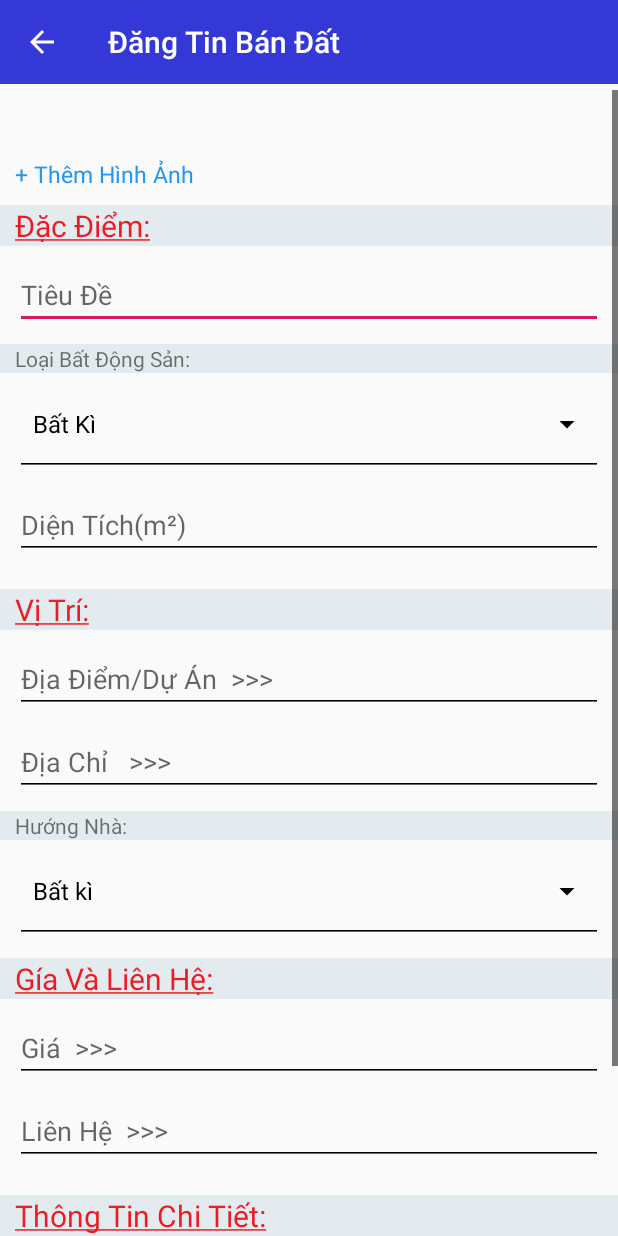
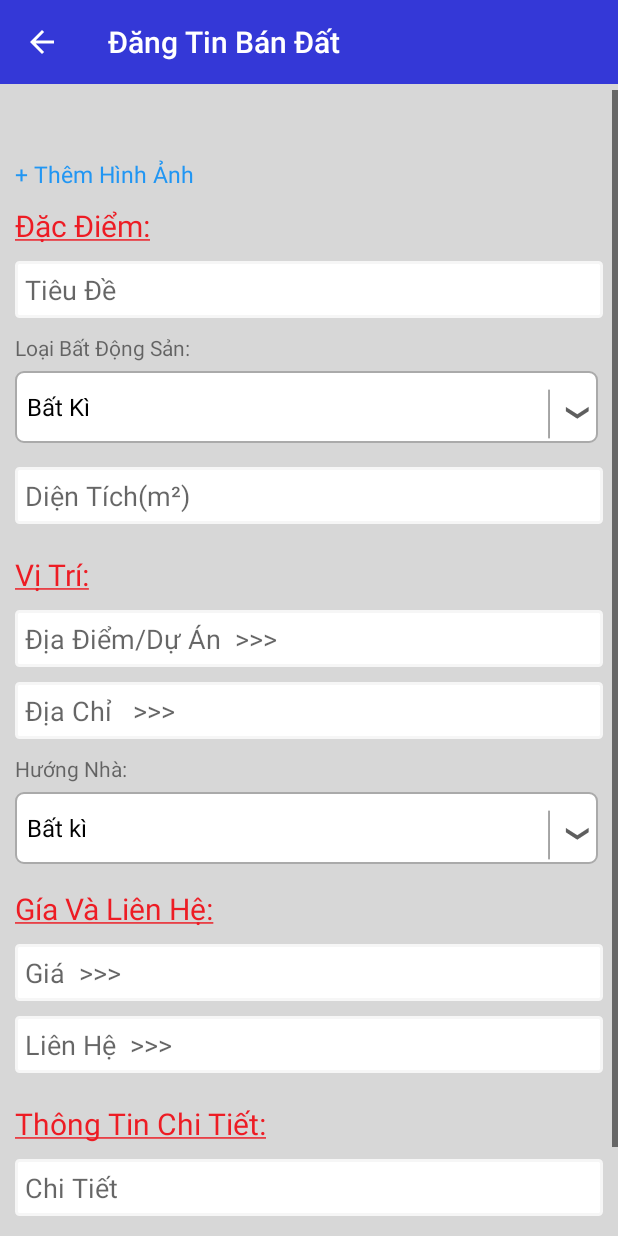
Before and after one commit to Ah470346/capstone2, an Android app: the PostPropertyActivity screen opened directly, with no data from a screen before it, on a phone screen of 412 x 824 dp. Run offline under Robolectric (Android 15) with nearby library versions, the phone set to English and light mode, and no system bars.

Commit message:
repair post

```diff
--- a/LandAndProperty4d/app/src/main/java/com/example/landandproperty4d/screen/postproperty/PostPropertyActivity.java
+++ b/LandAndProperty4d/app/src/main/java/com/example/landandproperty4d/screen/postproperty/PostPropertyActivity.java
@@ -125,6 +125,7 @@ public class PostPropertyActivity extends AppCompatActivity {
             String housenumber = intent.getStringExtra("HouseNumber");
             editTextLandAddress.setText(city + ", " + distric + ", " + phuong + ", " + street + ", " + housenumber);
         }
+
     }
 
     @Override
--- a/LandAndProperty4d/app/src/main/java/com/example/landandproperty4d/screen/viewinformationproperty/PostAdapter.java
+++ b/LandAndProperty4d/app/src/main/java/com/example/landandproperty4d/screen/viewinformationproperty/PostAdapter.java
@@ -41,7 +41,7 @@ public class PostAdapter extends RecyclerView.Adapter<PostAdapter.ViewHoler>{
 
     @Override
     public int getItemCount() {
-        return 0;
+        return listpost.size();
     }
 
     public class ViewHoler extends RecyclerView.ViewHolder{
--- /dev/null
+++ b/LandAndProperty4d/app/src/main/res/drawable/edittext_custome.xml
@@ -0,0 +1,13 @@
+<?xml version="1.0" encoding="utf-8"?>
+<shape xmlns:android="http://schemas.android.com/apk/res/android" >
+    <solid android:color="#ffff" />
+    <stroke
+        android:width="2dip"
+        android:color="#F6F6F6" />
+    <corners android:radius="2dip" />
+    <padding
+        android:bottom="7dip"
+        android:left="7dip"
+        android:right="7dip"
+        android:top="7dip" />
+</shape>
--- /dev/null
+++ b/LandAndProperty4d/app/src/main/res/drawable/sprinner_customer.xml
@@ -0,0 +1,8 @@
+<?xml version="1.0" encoding="utf-8"?>
+<shape xmlns:android="http://schemas.android.com/apk/res/android">
+    <solid android:color="#ffff" />
+    <corners android:radius="5dp" />
+    <stroke
+        android:width="1dp"
+        android:color="@android:color/darker_gray" />
+</shape>
--- a/LandAndProperty4d/app/src/main/res/layout/activity_post_property.xml
+++ b/LandAndProperty4d/app/src/main/res/layout/activity_post_property.xml
@@ -5,6 +5,7 @@
     android:layout_width="match_parent"
     android:layout_height="match_parent"
     android:id="@+id/constrainLayoutPostProperty"
+    android:background="#d7d7d7"
     tools:context=".screen.postproperty.PostPropertyActivity">
 
     <androidx.appcompat.widget.Toolbar
@@ -72,7 +73,6 @@
                 android:text="Đặc Điểm:"
                 android:textSize="20dp"
                 android:textColor="#ed1c24"
-                android:background="#e3ebef"
                 />
 
             <EditText
@@ -87,14 +87,21 @@
                 android:scrollHorizontally="true"
                 android:inputType="text"
                 android:layout_margin="10dp"
+                android:background="@drawable/edittext_custome"
                 android:imeOptions="actionNext" />
 
             <TextView
                 android:paddingLeft="10dp"
                 android:layout_width="match_parent"
                 android:layout_height="wrap_content"
-                android:background="#e3ebef"
                 android:text="Loại Bất Động Sản:"/>
+
+            <RelativeLayout
+                android:layout_width="match_parent"
+                android:layout_height="wrap_content"
+                android:layout_marginRight="3dp"
+                android:layout_weight=".28"
+                android:orientation="horizontal">
 
                 <Spinner
                     android:id="@+id/spinnerTypeOfProperty"
@@ -102,9 +109,23 @@
                     android:layout_height="wrap_content"
                     android:layout_marginLeft="10dp"
                     android:layout_marginRight="10dp"
+                    android:layout_centerVertical="true"
+                    android:layout_gravity="center"
+                    android:gravity="center"
+                    android:background="@drawable/sprinner_customer"
                     style="@style/Base.Widget.AppCompat.Spinner.Underlined"
-                android:backgroundTint="#ff000000"
-                android:backgroundTintMode="src_in"/>
+                    />
+
+                <ImageView
+                    android:layout_width="60dp"
+                    android:layout_height="60dp"
+                    android:layout_alignParentRight="true"
+                    android:layout_centerVertical="true"
+                    android:layout_gravity="center"
+                    android:src="@drawable/dropdown" />
+
+            </RelativeLayout>
+
 
             <EditText
                 android:id="@+id/editTextLandArea"
@@ -118,6 +139,7 @@
                 android:scrollHorizontally="true"
                 android:inputType="number"
                 android:layout_margin="10dp"
+                android:background="@drawable/edittext_custome"
                 android:imeOptions="actionNext"/>
 
             <TextView
@@ -128,7 +150,6 @@
                 android:layout_height="wrap_content"
                 android:text="Vị Trí:"
                 android:textSize="20dp"
-                android:background="#e3ebef"
                 android:textColor="#ed1c24"
                 />
 
@@ -147,6 +168,7 @@
                 android:layout_marginTop="10dp"
                 android:layout_marginLeft="10dp"
                 android:layout_marginRight="10dp"
+                android:background="@drawable/edittext_custome"
                 android:imeOptions="actionNext"/>
 
             <EditText
@@ -162,14 +184,21 @@
                 android:focusable="false"
                 android:inputType="text"
                 android:layout_margin="10dp"
+                android:background="@drawable/edittext_custome"
                 android:imeOptions="actionNext"/>
 
             <TextView
                 android:paddingLeft="10dp"
                 android:layout_width="match_parent"
                 android:layout_height="wrap_content"
-                android:background="#e3ebef"
                 android:text="Hướng Nhà:"/>
+
+            <RelativeLayout
+                android:layout_width="match_parent"
+                android:layout_height="wrap_content"
+                android:layout_marginRight="3dp"
+                android:layout_weight=".28"
+                android:orientation="horizontal">
 
                 <Spinner
                     android:id="@+id/spinnerHouseDirection"
@@ -177,9 +206,22 @@
                     android:layout_height="wrap_content"
                     android:layout_marginLeft="10dp"
                     android:layout_marginRight="10dp"
+                    android:layout_centerVertical="true"
+                    android:layout_gravity="center"
+                    android:gravity="center"
+                    android:background="@drawable/sprinner_customer"
                     style="@style/Base.Widget.AppCompat.Spinner.Underlined"
-                android:backgroundTint="#ff000000"
-                android:backgroundTintMode="src_in"/>
+                    />
+
+                <ImageView
+                    android:layout_width="60dp"
+                    android:layout_height="60dp"
+                    android:layout_alignParentRight="true"
+                    android:layout_centerVertical="true"
+                    android:layout_gravity="center"
+                    android:src="@drawable/dropdown" />
+
+            </RelativeLayout>
 
             <TextView
                 android:id="@+id/txtPrice"
@@ -189,7 +231,6 @@
                 android:layout_height="wrap_content"
                 android:text="Gía Và Liên Hệ:"
                 android:textSize="20dp"
-                android:background="#e3ebef"
                 android:textColor="#ed1c24"
                 />
 
@@ -208,6 +249,7 @@
                 android:layout_marginTop="10dp"
                 android:layout_marginLeft="10dp"
                 android:layout_marginRight="10dp"
+                android:background="@drawable/edittext_custome"
                 android:imeOptions="actionNext"/>
 
             <EditText
@@ -223,6 +265,7 @@
                 android:inputType="text"
                 android:focusable="false"
                 android:layout_margin="10dp"
+                android:background="@drawable/edittext_custome"
                 android:imeOptions="actionNext"/>
 
             <TextView
@@ -233,7 +276,6 @@
                 android:layout_height="wrap_content"
                 android:text="Thông Tin Chi Tiết:"
                 android:textSize="20dp"
-                android:background="#e3ebef"
                 android:textColor="#ed1c24"
                 />
 
@@ -249,6 +291,7 @@
                 android:scrollHorizontally="true"
                 android:inputType="text"
                 android:layout_margin="10dp"
+                android:background="@drawable/edittext_custome"
                 android:imeOptions="actionNext" />
 
             <Button
--- a/LandAndProperty4d/app/src/main/res/layout/custome_recyclerview_viewip.xml
+++ b/LandAndProperty4d/app/src/main/res/layout/custome_recyclerview_viewip.xml
@@ -13,6 +13,7 @@
         app:layout_constraintLeft_toLeftOf="parent"
         android:text="Đất Cầu Rồng View Đẹp"
         android:textSize="22sp"
+        android:layout_marginTop="30dp"
         android:textColor="#fe0000"/>
 
     <TextView
```
Also changed, not shown: LandAndProperty4d/app/src/main/AndroidManifest.xml (+5 -4 lines), LandAndProperty4d/app/src/main/java/com/example/landandproperty4d/screen/home/HomeActivity.java (+11 -1 lines), LandAndProperty4d/app/src/main/java/com/example/landandproperty4d/screen/viewinformationproperty/ViewInformationProperty.java (+28 -6 lines), LandAndProperty4d/app/src/main/res/drawable/custome_searchview.xml (added, +8 -0 lines), LandAndProperty4d/app/src/main/res/layout/activity_view_information_property.xml (+17 -2 lines), LandAndProperty4d/app/src/main/res/drawable/dropdown.png (added). Lines whose indentation alone changed are shown as unchanged.
